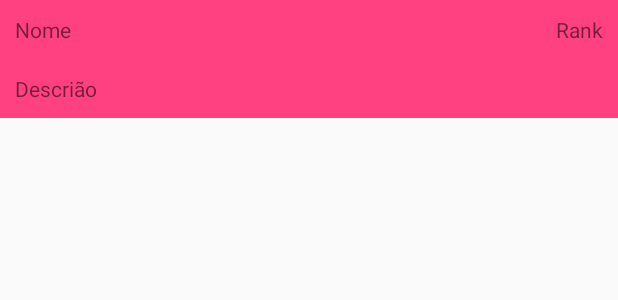
After one commit to rodrigoosoares/YourRPG, an Android app: the layout list_view_missoes_layout.xml on its own in the app's theme, with its tools: preview values and no code run, on a phone screen of 412 x 824 dp. The commit adds this screen. Shown: the top 300 px of the screen. Run offline under Robolectric (Android 15) with nearby library versions, the phone set to English and light mode, and no system bars.

Commit message:
Começo da criação da ListView das Missões

```diff
--- a/app/src/main/res/layout/app_bar_main.xml
+++ b/app/src/main/res/layout/app_bar_main.xml
@@ -7,6 +7,7 @@
     tools:context=".activities.MainActivity">
 
     <android.support.design.widget.AppBarLayout
+        android:id="@+id/aplMainToolbar"
         android:layout_width="match_parent"
         android:layout_height="wrap_content"
         android:theme="@style/AppTheme.AppBarOverlay">
@@ -74,6 +75,9 @@
     </android.support.design.widget.AppBarLayout>
 
     <include
-        layout="@layout/content_main"/>
+        layout="@layout/content_main"
+        android:layout_width="match_parent"
+        android:layout_height="wrap_content"
+        android:layout_below="@+id/aplMainToolbar"/>
 
 </RelativeLayout>
--- /dev/null
+++ b/app/src/main/res/layout/list_view_missoes_layout.xml
@@ -0,0 +1,28 @@
+<?xml version="1.0" encoding="utf-8"?>
+<RelativeLayout xmlns:android="http://schemas.android.com/apk/res/android"
+    android:layout_width="match_parent"
+    android:layout_height="wrap_content"
+    android:background="@color/colorAccent">
+
+    <TextView
+        android:id="@+id/lv_tvNomeMissao"
+        android:layout_width="wrap_content"
+        android:layout_height="wrap_content"
+        android:layout_margin="@dimen/margin10"
+        android:text="Nome"/>
+    <TextView
+        android:id="@+id/lv_tvDescricaoMissao"
+        android:layout_width="wrap_content"
+        android:layout_height="wrap_content"
+        android:layout_margin="@dimen/margin10"
+        android:layout_below="@+id/lv_tvNomeMissao"
+        android:text="Descrião"/>
+    <TextView
+        android:id="@+id/lv_tvRankMissao"
+        android:layout_width="wrap_content"
+        android:layout_height="wrap_content"
+        android:layout_margin="@dimen/margin10"
+        android:layout_alignParentEnd="true"
+        android:text="Rank"/>
+
+</RelativeLayout>
```
Also changed, not shown: app/src/main/java/com/project/rodrigo/yourrpg/activities/MainActivity.java (+28 -1 lines), app/src/main/java/com/project/rodrigo/yourrpg/helpers/DataBaseHelper.java (+6 -17 lines), app/src/main/java/com/project/rodrigo/yourrpg/helpers/MissoesListAdapter.java (added, +64 -0 lines), app/src/main/java/com/project/rodrigo/yourrpg/helpers/MissoesListHelper.java (added, +9 -0 lines), app/src/main/java/com/project/rodrigo/yourrpg/models/Missao.java (+73 -7 lines), app/src/main/res/layout/content_main.xml (+5 -7 lines).
